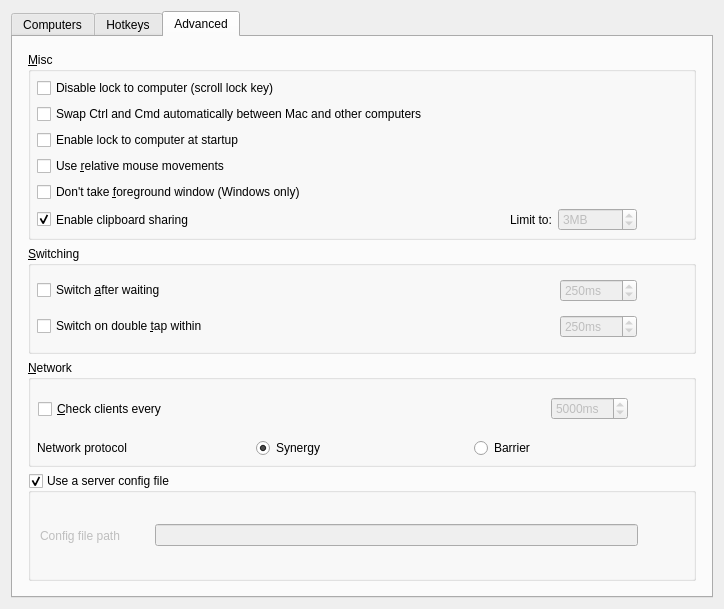
This is src/lib/gui/dialogs/ServerConfigDialog.ui in Eyad-Alqaysi/hopflow as Qt 5 draws it before an edit. The edited form follows.
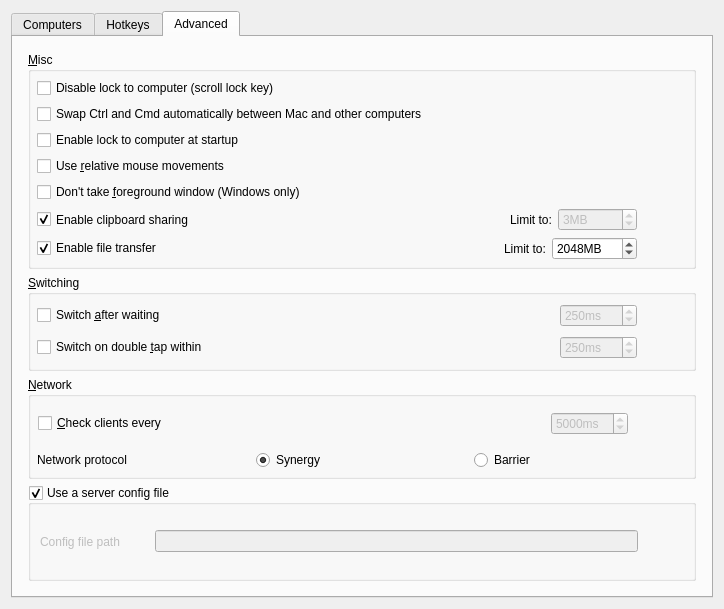
This is the edited form. The open tabs and pages were chosen to show the change. Icons and pictures are not drawn. Custom widgets are drawn as their Qt base class.

Commit message: feat(transfer): stream files between computers over the Hopflow protocol

The edit to the form file:
```diff
--- a/src/lib/gui/dialogs/ServerConfigDialog.ui
+++ b/src/lib/gui/dialogs/ServerConfigDialog.ui
@@ -465,6 +465,81 @@
             </item>
            </layout>
           </item>
+          <item>
+           <layout class="QHBoxLayout" name="layoutFileTransfer">
+            <item>
+             <widget class="QCheckBox" name="cbEnableFileTransfer">
+              <property name="toolTip">
+               <string>Copy files on one computer and paste them on another, or drag them across the screen edge. Only works between computers running Hopflow.</string>
+              </property>
+              <property name="text">
+               <string>Enable file transfer</string>
+              </property>
+              <property name="checked">
+               <bool>true</bool>
+              </property>
+             </widget>
+            </item>
+            <item>
+             <spacer name="horizontalSpacerFileTransfer">
+              <property name="orientation">
+               <enum>Qt::Orientation::Horizontal</enum>
+              </property>
+              <property name="sizeHint" stdset="0">
+               <size>
+                <width>40</width>
+                <height>20</height>
+               </size>
+              </property>
+             </spacer>
+            </item>
+            <item>
+             <widget class="QLabel" name="lblFileTransferLimit">
+              <property name="text">
+               <string>Limit to:</string>
+              </property>
+             </widget>
+            </item>
+            <item>
+             <widget class="QSpinBox" name="sbFileTransferSizeLimit">
+              <property name="sizePolicy">
+               <sizepolicy hsizetype="Maximum" vsizetype="Fixed">
+                <horstretch>0</horstretch>
+                <verstretch>0</verstretch>
+               </sizepolicy>
+              </property>
+              <property name="suffix">
+               <string>MB</string>
+              </property>
+              <property name="minimum">
+               <number>1</number>
+              </property>
+              <property name="maximum">
+               <number>1000000</number>
+              </property>
+              <property name="value">
+               <number>2048</number>
+              </property>
+             </widget>
+            </item>
+            <item>
+             <spacer name="horizontalSpacerFileTransfer2">
+              <property name="orientation">
+               <enum>Qt::Orientation::Horizontal</enum>
+              </property>
+              <property name="sizeType">
+               <enum>QSizePolicy::Policy::Fixed</enum>
+              </property>
+              <property name="sizeHint" stdset="0">
+               <size>
+                <width>50</width>
+                <height>20</height>
+               </size>
+              </property>
+             </spacer>
+            </item>
+           </layout>
+          </item>
          </layout>
         </widget>
        </item>
```
Left out of the diff: 2 changed lines with no effect on the pictures. The commit also changes 46 other files.
